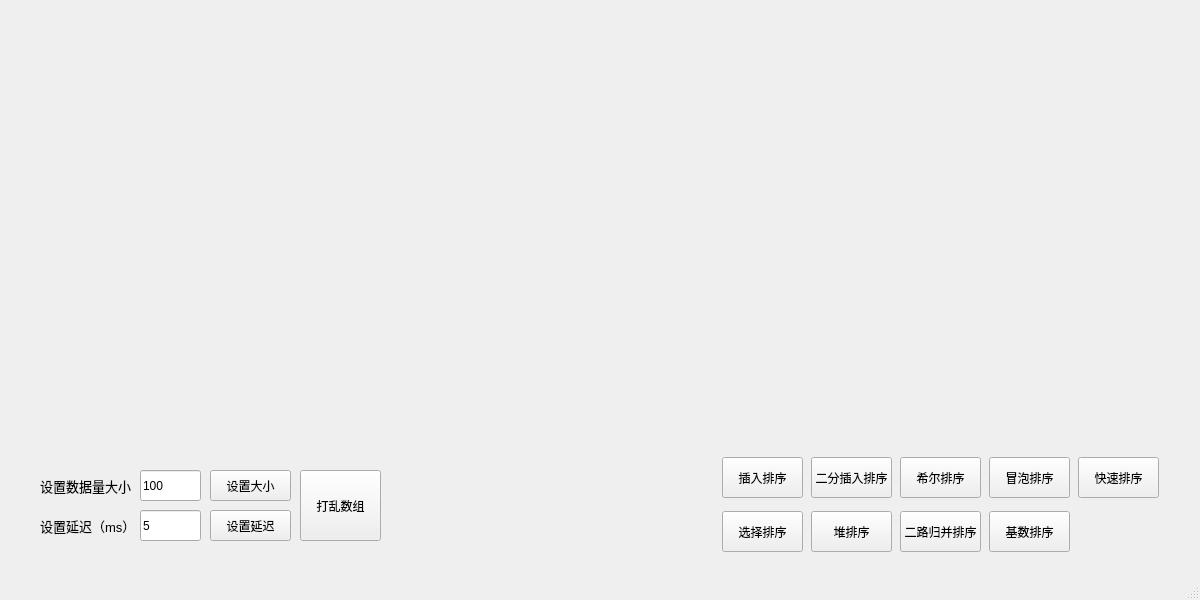
Old version of the form VisibleSort2/project/mainwindow.ui in the repository hua7hua7/sort.
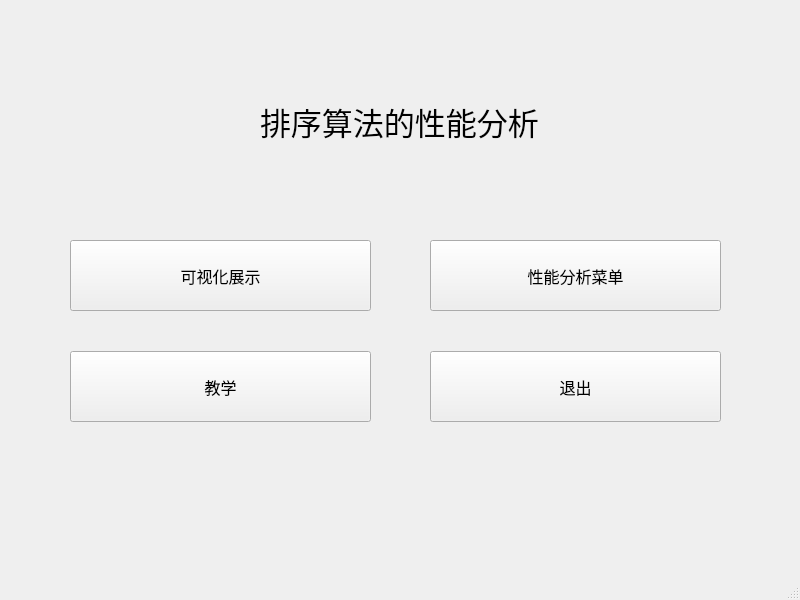
New version of the form.

```diff
--- a/VisibleSort2/project/mainwindow.ui
+++ b/VisibleSort2/project/mainwindow.ui
@@ -6,7 +6,7 @@
    <rect>
     <x>0</x>
     <y>0</y>
-    <width>1200</width>
+    <width>800</width>
     <height>600</height>
    </rect>
   </property>
@@ -17,330 +17,139 @@
    <widget class="QPushButton" name="ButtonShuffle">
     <property name="geometry">
      <rect>
-      <x>300</x>
-      <y>470</y>
-      <width>81</width>
+      <x>70</x>
+      <y>240</y>
+      <width>301</width>
       <height>71</height>
      </rect>
     </property>
+    <property name="minimumSize">
+     <size>
+      <width>0</width>
+      <height>50</height>
+     </size>
+    </property>
+    <property name="maximumSize">
+     <size>
+      <width>16777215</width>
+      <height>16777215</height>
+     </size>
+    </property>
+    <property name="font">
+     <font>
+      <pointsize>12</pointsize>
+     </font>
+    </property>
     <property name="text">
-     <string>打乱数组</string>
+     <string>可视化展示</string>
+    </property>
+   </widget>
+   <widget class="QPushButton" name="pushButton_input">
+    <property name="geometry">
+     <rect>
+      <x>430</x>
+      <y>240</y>
+      <width>291</width>
+      <height>71</height>
+     </rect>
+    </property>
+    <property name="minimumSize">
+     <size>
+      <width>0</width>
+      <height>50</height>
+     </size>
+    </property>
+    <property name="maximumSize">
+     <size>
+      <width>16777215</width>
+      <height>16777215</height>
+     </size>
+    </property>
+    <property name="font">
+     <font>
+      <pointsize>12</pointsize>
+     </font>
+    </property>
+    <property name="text">
+     <string>性能分析菜单</string>
+    </property>
+   </widget>
+   <widget class="QPushButton" name="ExitButton">
+    <property name="geometry">
+     <rect>
+      <x>430</x>
+      <y>351</y>
+      <width>291</width>
+      <height>71</height>
+     </rect>
+    </property>
+    <property name="minimumSize">
+     <size>
+      <width>0</width>
+      <height>50</height>
+     </size>
+    </property>
+    <property name="maximumSize">
+     <size>
+      <width>16777215</width>
+      <height>16777215</height>
+     </size>
+    </property>
+    <property name="font">
+     <font>
+      <pointsize>12</pointsize>
+     </font>
+    </property>
+    <property name="text">
+     <string>退出</string>
+    </property>
+   </widget>
+   <widget class="QPushButton" name="pushButton_tutor">
+    <property name="geometry">
+     <rect>
+      <x>70</x>
+      <y>351</y>
+      <width>301</width>
+      <height>71</height>
+     </rect>
+    </property>
+    <property name="minimumSize">
+     <size>
+      <width>0</width>
+      <height>50</height>
+     </size>
+    </property>
+    <property name="maximumSize">
+     <size>
+      <width>16777215</width>
+      <height>16777215</height>
+     </size>
+    </property>
+    <property name="font">
+     <font>
+      <pointsize>12</pointsize>
+     </font>
+    </property>
+    <property name="text">
+     <string>教学</string>
     </property>
    </widget>
    <widget class="QLabel" name="label">
     <property name="geometry">
      <rect>
-      <x>40</x>
-      <y>470</y>
-      <width>91</width>
-      <height>31</height>
+      <x>260</x>
+      <y>71</y>
+      <width>291</width>
+      <height>101</height>
      </rect>
     </property>
     <property name="font">
      <font>
-      <pointsize>10</pointsize>
+      <pointsize>23</pointsize>
      </font>
     </property>
     <property name="text">
-     <string>设置数据量大小</string>
-    </property>
-   </widget>
-   <widget class="QWidget" name="layoutWidget">
-    <property name="geometry">
-     <rect>
-      <x>720</x>
-      <y>450</y>
-      <width>441</width>
-      <height>111</height>
-     </rect>
-    </property>
-    <layout class="QGridLayout" name="TypesLink">
-     <item row="0" column="3">
-      <widget class="QPushButton" name="Button4_Bubble">
-       <property name="minimumSize">
-        <size>
-         <width>81</width>
-         <height>41</height>
-        </size>
-       </property>
-       <property name="maximumSize">
-        <size>
-         <width>81</width>
-         <height>41</height>
-        </size>
-       </property>
-       <property name="font">
-        <font>
-         <pointsize>9</pointsize>
-        </font>
-       </property>
-       <property name="text">
-        <string>冒泡排序</string>
-       </property>
-      </widget>
-     </item>
-     <item row="1" column="1">
-      <widget class="QPushButton" name="Button7_Heap">
-       <property name="minimumSize">
-        <size>
-         <width>81</width>
-         <height>41</height>
-        </size>
-       </property>
-       <property name="maximumSize">
-        <size>
-         <width>81</width>
-         <height>41</height>
-        </size>
-       </property>
-       <property name="font">
-        <font>
-         <pointsize>9</pointsize>
-        </font>
-       </property>
-       <property name="text">
-        <string>堆排序</string>
-       </property>
-      </widget>
-     </item>
-     <item row="1" column="3">
-      <widget class="QPushButton" name="Button9_Radix">
-       <property name="minimumSize">
-        <size>
-         <width>81</width>
-         <height>41</height>
-        </size>
-       </property>
-       <property name="maximumSize">
-        <size>
-         <width>81</width>
-         <height>41</height>
-        </size>
-       </property>
-       <property name="font">
-        <font>
-         <pointsize>9</pointsize>
-        </font>
-       </property>
-       <property name="text">
-        <string>基数排序</string>
-       </property>
-      </widget>
-     </item>
-     <item row="0" column="4">
-      <widget class="QPushButton" name="Button5_Quick">
-       <property name="minimumSize">
-        <size>
-         <width>81</width>
-         <height>41</height>
-        </size>
-       </property>
-       <property name="maximumSize">
-        <size>
-         <width>81</width>
-         <height>41</height>
-        </size>
-       </property>
-       <property name="font">
-        <font>
-         <pointsize>9</pointsize>
-        </font>
-       </property>
-       <property name="text">
-        <string>快速排序</string>
-       </property>
-      </widget>
-     </item>
-     <item row="0" column="0">
-      <widget class="QPushButton" name="Button1_Insert">
-       <property name="minimumSize">
-        <size>
-         <width>81</width>
-         <height>41</height>
-        </size>
-       </property>
-       <property name="maximumSize">
-        <size>
-         <width>81</width>
-         <height>41</height>
-        </size>
-       </property>
-       <property name="font">
-        <font>
-         <pointsize>9</pointsize>
-        </font>
-       </property>
-       <property name="text">
-        <string>插入排序</string>
-       </property>
-      </widget>
-     </item>
-     <item row="0" column="2">
-      <widget class="QPushButton" name="Button3_Shell">
-       <property name="minimumSize">
-        <size>
-         <width>81</width>
-         <height>41</height>
-        </size>
-       </property>
-       <property name="maximumSize">
-        <size>
-         <width>81</width>
-         <height>41</height>
-        </size>
-       </property>
-       <property name="font">
-        <font>
-         <pointsize>9</pointsize>
-        </font>
-       </property>
-       <property name="text">
-        <string>希尔排序</string>
-       </property>
-      </widget>
-     </item>
-     <item row="1" column="2">
-      <widget class="QPushButton" name="Button8_Merge">
-       <property name="minimumSize">
-        <size>
-         <width>81</width>
-         <height>41</height>
-        </size>
-       </property>
-       <property name="maximumSize">
-        <size>
-         <width>81</width>
-         <height>41</height>
-        </size>
-       </property>
-       <property name="font">
-        <font>
-         <pointsize>9</pointsize>
-        </font>
-       </property>
-       <property name="text">
-        <string>二路归并排序</string>
-       </property>
-      </widget>
-     </item>
-     <item row="0" column="1">
-      <widget class="QPushButton" name="Button2_Binary">
-       <property name="minimumSize">
-        <size>
-         <width>81</width>
-         <height>41</height>
-        </size>
-       </property>
-       <property name="maximumSize">
-        <size>
-         <width>81</width>
-         <height>41</height>
-        </size>
-       </property>
-       <property name="font">
-        <font>
-         <pointsize>9</pointsize>
-        </font>
-       </property>
-       <property name="text">
-        <string>二分插入排序</string>
-       </property>
-      </widget>
-     </item>
-     <item row="1" column="0">
-      <widget class="QPushButton" name="Button6_Selection">
-       <property name="minimumSize">
-        <size>
-         <width>81</width>
-         <height>41</height>
-        </size>
-       </property>
-       <property name="maximumSize">
-        <size>
-         <width>81</width>
-         <height>41</height>
-        </size>
-       </property>
-       <property name="font">
-        <font>
-         <pointsize>9</pointsize>
-        </font>
-       </property>
-       <property name="text">
-        <string>选择排序</string>
-       </property>
-      </widget>
-     </item>
-    </layout>
-   </widget>
-   <widget class="QLineEdit" name="DelayEdit">
-    <property name="geometry">
-     <rect>
-      <x>140</x>
-      <y>510</y>
-      <width>61</width>
-      <height>31</height>
-     </rect>
-    </property>
-    <property name="text">
-     <string>5</string>
-    </property>
-   </widget>
-   <widget class="QLineEdit" name="SizeEdit">
-    <property name="geometry">
-     <rect>
-      <x>140</x>
-      <y>470</y>
-      <width>61</width>
-      <height>31</height>
-     </rect>
-    </property>
-    <property name="text">
-     <string>100</string>
-    </property>
-   </widget>
-   <widget class="QPushButton" name="SetSizeButton">
-    <property name="geometry">
-     <rect>
-      <x>210</x>
-      <y>470</y>
-      <width>81</width>
-      <height>31</height>
-     </rect>
-    </property>
-    <property name="text">
-     <string>设置大小</string>
-    </property>
-   </widget>
-   <widget class="QPushButton" name="SetDelayButton">
-    <property name="geometry">
-     <rect>
-      <x>210</x>
-      <y>510</y>
-      <width>81</width>
-      <height>31</height>
-     </rect>
-    </property>
-    <property name="text">
-     <string>设置延迟</string>
-    </property>
-   </widget>
-   <widget class="QLabel" name="label_2">
-    <property name="geometry">
-     <rect>
-      <x>40</x>
-      <y>510</y>
-      <width>91</width>
-      <height>31</height>
-     </rect>
-    </property>
-    <property name="font">
-     <font>
-      <pointsize>10</pointsize>
-     </font>
-    </property>
-    <property name="text">
-     <string>设置延迟（ms）</string>
+     <string>排序算法的性能分析</string>
     </property>
    </widget>
   </widget>
```
Left out of the diff: 6 changed lines with no effect on the pictures.
